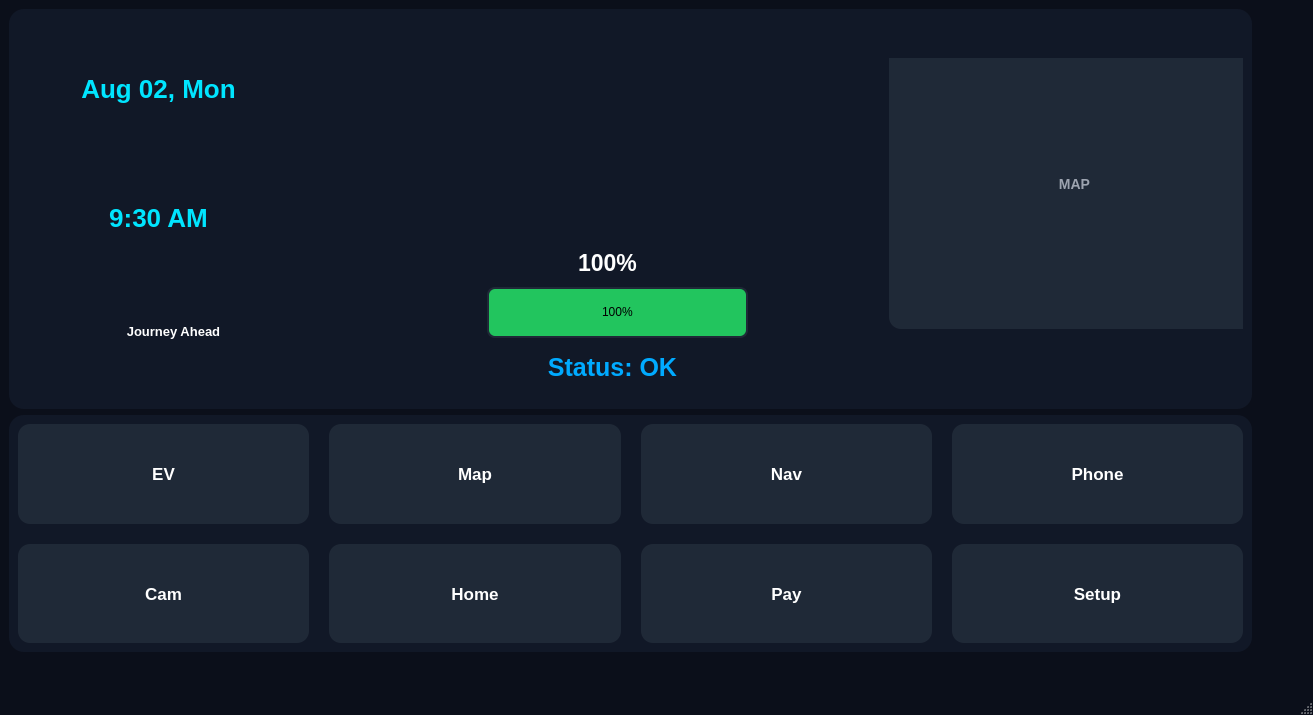
Old version of the form mainwindow.ui in the repository Rohitdogra09/Vehicle-Dashboard-HMI.
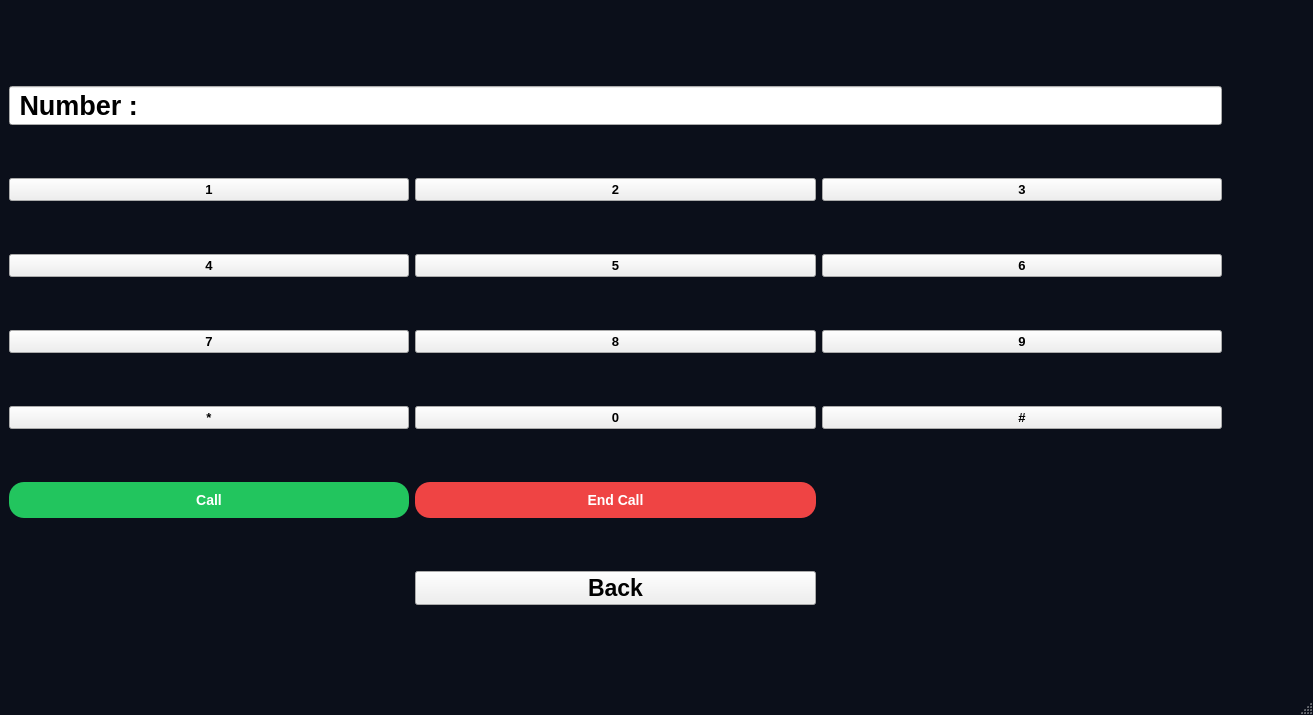
New version of the form. The open tabs and pages were chosen to show the change. Icons and pictures are not drawn.

Patch:
```diff
--- a/mainwindow.ui
+++ b/mainwindow.ui
@@ -40,9 +40,9 @@
     <property name="geometry">
      <rect>
       <x>0</x>
-      <y>0</y>
-      <width>1261</width>
-      <height>661</height>
+      <y>30</y>
+      <width>1231</width>
+      <height>631</height>
      </rect>
     </property>
     <property name="currentIndex">
@@ -111,8 +111,8 @@
                 <rect>
                  <x>30</x>
                  <y>40</y>
-                 <width>201</width>
-                 <height>41</height>
+                 <width>231</width>
+                 <height>71</height>
                 </rect>
                </property>
                <property name="font">
@@ -127,7 +127,7 @@
 font-weight: bold;</string>
                </property>
                <property name="text">
-                <string>Aug 02, Mon</string>
+                <string>April 07, Tuesday</string>
                </property>
                <property name="alignment">
                 <set>Qt::AlignmentFlag::AlignCenter</set>
@@ -174,23 +174,23 @@
               <widget class="QLabel" name="labelJourney">
                <property name="geometry">
                 <rect>
-                 <x>80</x>
-                 <y>30</y>
-                 <width>131</width>
-                 <height>51</height>
+                 <x>40</x>
+                 <y>20</y>
+                 <width>201</width>
+                 <height>71</height>
                 </rect>
                </property>
                <property name="font">
                 <font>
-                 <pointsize>10</pointsize>
+                 <pointsize>17</pointsize>
                  <bold>true</bold>
                 </font>
                </property>
                <property name="styleSheet">
-                <string notr="true">color: #ffffff;</string>
+                <string notr="true">color: #55aaff;</string>
                </property>
                <property name="text">
-                <string>Journey Ahead</string>
+                <string>Safe Journey</string>
                </property>
                <property name="alignment">
                 <set>Qt::AlignmentFlag::AlignCenter</set>
@@ -260,10 +260,10 @@
                <widget class="QLabel" name="labelCar">
                 <property name="geometry">
                  <rect>
-                  <x>40</x>
-                  <y>10</y>
-                  <width>351</width>
-                  <height>191</height>
+                  <x>0</x>
+                  <y>0</y>
+                  <width>391</width>
+                  <height>211</height>
                  </rect>
                 </property>
                 <property name="text">
@@ -343,38 +343,37 @@
               <height>291</height>
              </rect>
             </property>
-            <widget class="QLabel" name="labelMap">
+            <widget class="QWidget" name="mapView" native="true">
+             <property name="geometry">
+              <rect>
+               <x>0</x>
+               <y>100</y>
+               <width>351</width>
+               <height>191</height>
+              </rect>
+             </property>
+            </widget>
+            <widget class="QLineEdit" name="lineSearch">
              <property name="geometry">
               <rect>
                <x>10</x>
-               <y>-20</y>
-               <width>371</width>
-               <height>291</height>
+               <y>20</y>
+               <width>151</width>
+               <height>41</height>
               </rect>
              </property>
-             <property name="minimumSize">
-              <size>
-               <width>371</width>
-               <height>0</height>
-              </size>
-             </property>
-             <property name="font">
-              <font>
-               <pointsize>-1</pointsize>
-               <bold>true</bold>
-              </font>
-             </property>
-             <property name="styleSheet">
-              <string notr="true">background-color: #1f2937;
-border-radius: 12px;
-color: #9ca3af;
-font-size: 14px;</string>
+            </widget>
+            <widget class="QPushButton" name="btnSearch">
+             <property name="geometry">
+              <rect>
+               <x>230</x>
+               <y>30</y>
+               <width>93</width>
+               <height>29</height>
+              </rect>
              </property>
              <property name="text">
-              <string>MAP</string>
-             </property>
-             <property name="alignment">
-              <set>Qt::AlignmentFlag::AlignCenter</set>
+              <string>Back</string>
              </property>
             </widget>
            </widget>
@@ -708,7 +707,258 @@
       </item>
      </layout>
     </widget>
-    <widget class="QWidget" name="page_1">
+    <widget class="QWidget" name="pagePhone">
+     <layout class="QGridLayout" name="gridLayout_2">
+      <item row="6" column="0">
+       <widget class="QPushButton" name="btnstar">
+        <property name="font">
+         <font>
+          <pointsize>10</pointsize>
+          <bold>true</bold>
+         </font>
+        </property>
+        <property name="text">
+         <string>*</string>
+        </property>
+       </widget>
+      </item>
+      <item row="0" column="0" colspan="3">
+       <widget class="QLineEdit" name="lineNumber">
+        <property name="font">
+         <font>
+          <pointsize>20</pointsize>
+          <bold>true</bold>
+         </font>
+        </property>
+        <property name="text">
+         <string> Number : </string>
+        </property>
+        <property name="alignment">
+         <set>Qt::AlignmentFlag::AlignLeading|Qt::AlignmentFlag::AlignLeft|Qt::AlignmentFlag::AlignVCenter</set>
+        </property>
+       </widget>
+      </item>
+      <item row="5" column="2">
+       <widget class="QPushButton" name="btn9">
+        <property name="font">
+         <font>
+          <pointsize>10</pointsize>
+          <bold>true</bold>
+         </font>
+        </property>
+        <property name="text">
+         <string>9</string>
+        </property>
+       </widget>
+      </item>
+      <item row="5" column="1">
+       <widget class="QPushButton" name="btn8">
+        <property name="font">
+         <font>
+          <pointsize>10</pointsize>
+          <bold>true</bold>
+         </font>
+        </property>
+        <property name="text">
+         <string>8</string>
+        </property>
+       </widget>
+      </item>
+      <item row="4" column="2">
+       <widget class="QPushButton" name="btn6">
+        <property name="font">
+         <font>
+          <pointsize>10</pointsize>
+          <bold>true</bold>
+         </font>
+        </property>
+        <property name="text">
+         <string>6</string>
+        </property>
+       </widget>
+      </item>
+      <item row="3" column="0">
+       <widget class="QPushButton" name="btn1">
+        <property name="font">
+         <font>
+          <pointsize>10</pointsize>
+          <bold>true</bold>
+         </font>
+        </property>
+        <property name="text">
+         <string>1</string>
+        </property>
+       </widget>
+      </item>
+      <item row="3" column="1">
+       <widget class="QPushButton" name="btn2">
+        <property name="font">
+         <font>
+          <pointsize>10</pointsize>
+          <bold>true</bold>
+         </font>
+        </property>
+        <property name="text">
+         <string>2</string>
+        </property>
+       </widget>
+      </item>
+      <item row="4" column="1">
+       <widget class="QPushButton" name="btn5">
+        <property name="font">
+         <font>
+          <pointsize>10</pointsize>
+          <bold>true</bold>
+         </font>
+        </property>
+        <property name="text">
+         <string>5</string>
+        </property>
+       </widget>
+      </item>
+      <item row="4" column="0">
+       <widget class="QPushButton" name="btn4">
+        <property name="font">
+         <font>
+          <pointsize>10</pointsize>
+          <bold>true</bold>
+         </font>
+        </property>
+        <property name="text">
+         <string>4</string>
+        </property>
+       </widget>
+      </item>
+      <item row="5" column="0">
+       <widget class="QPushButton" name="btn7">
+        <property name="font">
+         <font>
+          <pointsize>10</pointsize>
+          <bold>true</bold>
+         </font>
+        </property>
+        <property name="text">
+         <string>7</string>
+        </property>
+       </widget>
+      </item>
+      <item row="3" column="2">
+       <widget class="QPushButton" name="btn3">
+        <property name="font">
+         <font>
+          <pointsize>10</pointsize>
+          <bold>true</bold>
+         </font>
+        </property>
+        <property name="text">
+         <string>3</string>
+        </property>
+       </widget>
+      </item>
+      <item row="6" column="1">
+       <widget class="QPushButton" name="btn0">
+        <property name="font">
+         <font>
+          <pointsize>10</pointsize>
+          <bold>true</bold>
+         </font>
+        </property>
+        <property name="text">
+         <string>0</string>
+        </property>
+       </widget>
+      </item>
+      <item row="7" column="0">
+       <widget class="QPushButton" name="btnCall">
+        <property name="font">
+         <font>
+          <pointsize>-1</pointsize>
+          <bold>true</bold>
+         </font>
+        </property>
+        <property name="styleSheet">
+         <string notr="true">QPushButton {
+    background-color: #22c55e;
+    color: white;
+    border-radius: 15px;
+    font-weight: bold;
+    font-size: 14px;
+    padding: 10px;
+}
+
+QPushButton:hover {
+    background-color: #16a34a;
+}
+
+QPushButton:pressed {
+    background-color: #15803d;
+}</string>
+        </property>
+        <property name="text">
+         <string>Call</string>
+        </property>
+       </widget>
+      </item>
+      <item row="6" column="2">
+       <widget class="QPushButton" name="btnHash">
+        <property name="font">
+         <font>
+          <pointsize>10</pointsize>
+          <bold>true</bold>
+         </font>
+        </property>
+        <property name="text">
+         <string>#</string>
+        </property>
+       </widget>
+      </item>
+      <item row="7" column="1">
+       <widget class="QPushButton" name="btnEndCall">
+        <property name="font">
+         <font>
+          <pointsize>-1</pointsize>
+          <bold>true</bold>
+         </font>
+        </property>
+        <property name="styleSheet">
+         <string notr="true">QPushButton {
+    background-color: #ef4444;
+    color: white;
+    border-radius: 15px;
+    font-weight: bold;
+    font-size: 14px;
+    padding: 10px;
+}
+
+QPushButton:hover {
+    background-color: #dc2626;
+}
+
+QPushButton:pressed {
+    background-color: #991b1b;
+}</string>
+        </property>
+        <property name="text">
+         <string>End Call</string>
+        </property>
+       </widget>
+      </item>
+      <item row="9" column="1">
+       <widget class="QPushButton" name="btnBackPhone">
+        <property name="font">
+         <font>
+          <pointsize>17</pointsize>
+          <bold>true</bold>
+         </font>
+        </property>
+        <property name="text">
+         <string>Back</string>
+        </property>
+       </widget>
+      </item>
+     </layout>
+    </widget>
+    <widget class="QWidget" name="pageEV">
      <widget class="QLabel" name="label">
       <property name="geometry">
        <rect>
```
Left out of the diff: 84 changed lines with no effect on the pictures.
